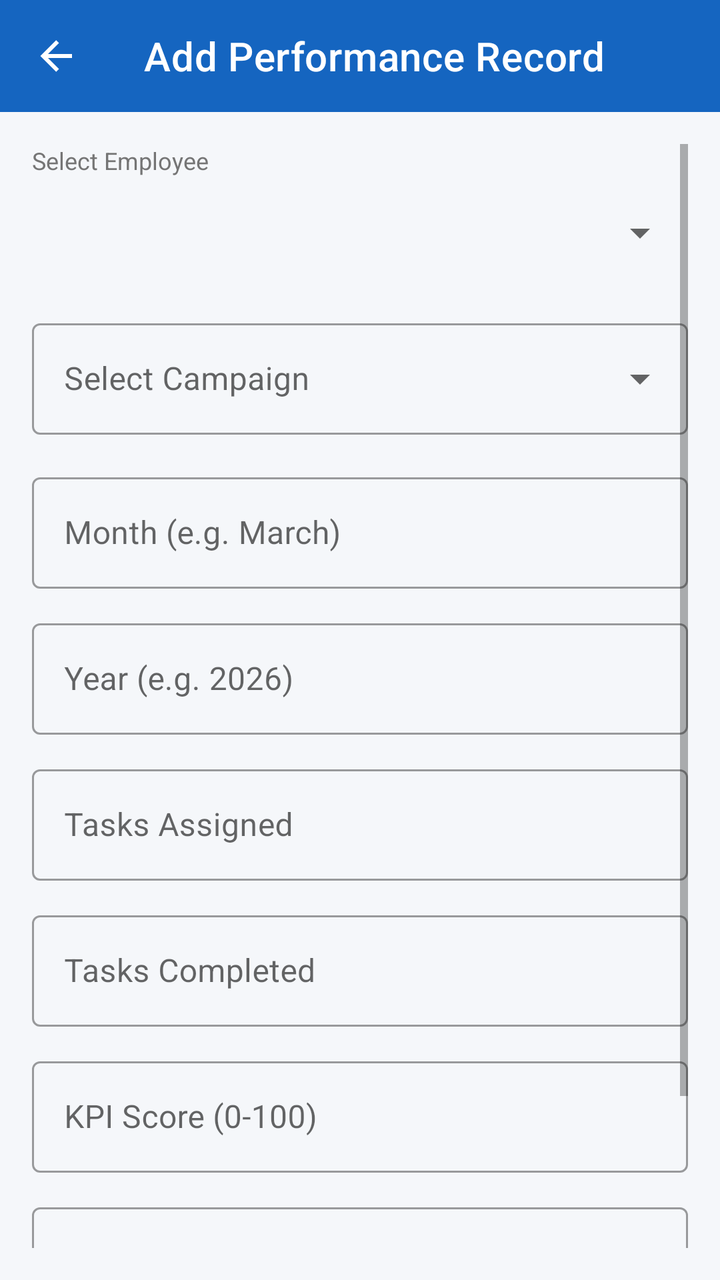
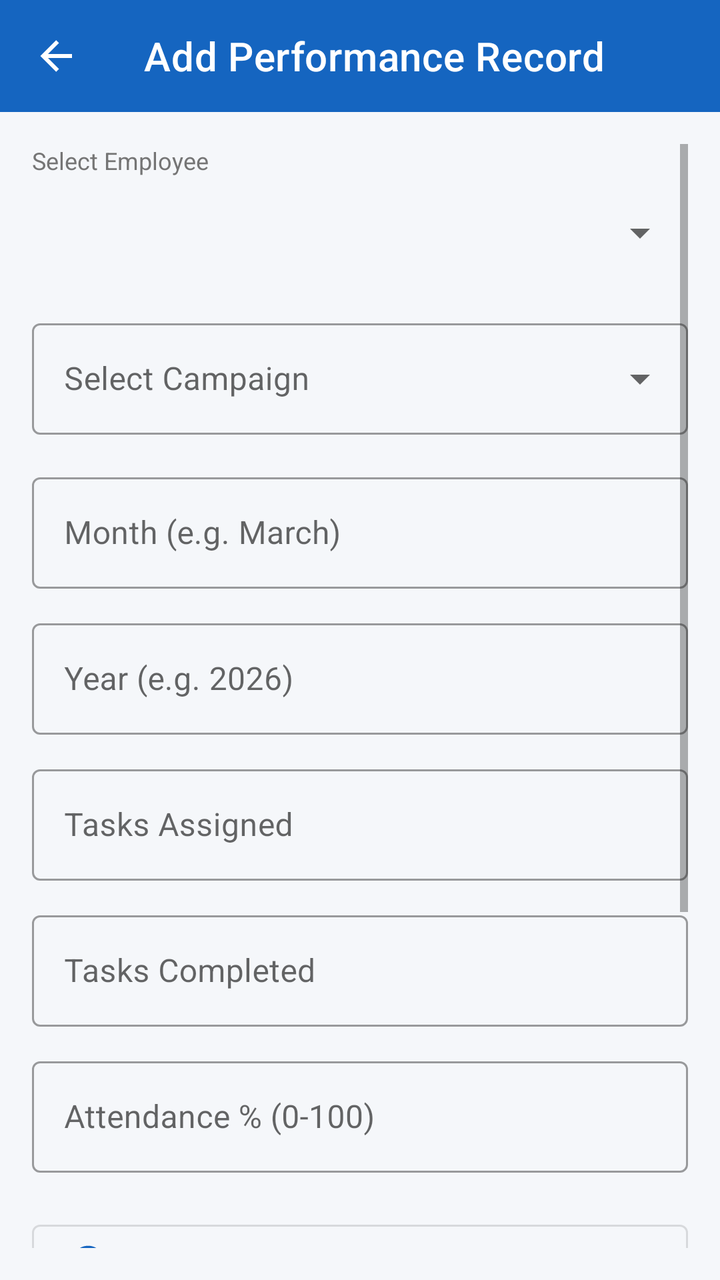

Compare the two renders of this Android layout. The source of the first and the diff that turns it into the second are given below.
<!-- AndroidManifest.xml: application theme Theme.WorkVerse -->
<!-- res/layout/activity_add_performance.xml -->
<?xml version="1.0" encoding="utf-8"?>
<LinearLayout xmlns:android="http://schemas.android.com/apk/res/android"
    xmlns:app="http://schemas.android.com/apk/res-auto"
    android:layout_width="match_parent"
    android:layout_height="match_parent"
    android:orientation="vertical"
    android:background="@color/background">

    <androidx.appcompat.widget.Toolbar
        android:id="@+id/toolbar"
        android:layout_width="match_parent"
        android:layout_height="?attr/actionBarSize"
        android:background="@color/primary"
        app:titleTextColor="@color/white"
        app:title="Add Performance Record"
        app:navigationIcon="@drawable/ic_back"/>

    <ScrollView
        android:layout_width="match_parent"
        android:layout_height="match_parent"
        android:padding="16dp">

        <LinearLayout
            android:layout_width="match_parent"
            android:layout_height="wrap_content"
            android:orientation="vertical">

            
            <TextView
                android:layout_width="wrap_content"
                android:layout_height="wrap_content"
                android:text="Select Employee"
                android:textColor="@color/text_secondary"
                android:textSize="12sp"
                android:layout_marginBottom="4dp"/>

            <Spinner
                android:id="@+id/spEmployee"
                android:layout_width="match_parent"
                android:layout_height="48dp"
                android:layout_marginBottom="16dp"/>

            
            <com.google.android.material.textfield.TextInputLayout
                style="@style/Widget.MaterialComponents.TextInputLayout.OutlinedBox.ExposedDropdownMenu"
                android:layout_width="match_parent"
                android:layout_height="wrap_content"
                android:layout_marginBottom="16dp">
                <AutoCompleteTextView
                    android:id="@+id/actCampaign"
                    android:layout_width="match_parent"
                    android:layout_height="wrap_content"
                    android:hint="Select Campaign"
                    android:inputType="none"/>
            </com.google.android.material.textfield.TextInputLayout>

            
            <com.google.android.material.textfield.TextInputLayout
                style="@style/Widget.MaterialComponents.TextInputLayout.OutlinedBox"
                android:layout_width="match_parent"
                android:layout_height="wrap_content"
                android:layout_marginBottom="12dp">
                <com.google.android.material.textfield.TextInputEditText
                    android:id="@+id/etMonth"
                    android:layout_width="match_parent"
                    android:layout_height="wrap_content"
                    android:hint="Month (e.g. March)"/>
            </com.google.android.material.textfield.TextInputLayout>

            
            <com.google.android.material.textfield.TextInputLayout
                style="@style/Widget.MaterialComponents.TextInputLayout.OutlinedBox"
                android:layout_width="match_parent"
                android:layout_height="wrap_content"
                android:layout_marginBottom="12dp">
                <com.google.android.material.textfield.TextInputEditText
                    android:id="@+id/etYear"
                    android:layout_width="match_parent"
                    android:layout_height="wrap_content"
                    android:hint="Year (e.g. 2026)"
                    android:inputType="number"/>
            </com.google.android.material.textfield.TextInputLayout>

            
            <com.google.android.material.textfield.TextInputLayout
                style="@style/Widget.MaterialComponents.TextInputLayout.OutlinedBox"
                android:layout_width="match_parent"
                android:layout_height="wrap_content"
                android:layout_marginBottom="12dp">
                <com.google.android.material.textfield.TextInputEditText
                    android:id="@+id/etTasksAssigned"
                    android:layout_width="match_parent"
                    android:layout_height="wrap_content"
                    android:hint="Tasks Assigned"
                    android:inputType="number"/>
            </com.google.android.material.textfield.TextInputLayout>

            
            <com.google.android.material.textfield.TextInputLayout
                style="@style/Widget.MaterialComponents.TextInputLayout.OutlinedBox"
                android:layout_width="match_parent"
                android:layout_height="wrap_content"
                android:layout_marginBottom="12dp">
                <com.google.android.material.textfield.TextInputEditText
                    android:id="@+id/etTasksCompleted"
                    android:layout_width="match_parent"
                    android:layout_height="wrap_content"
                    android:hint="Tasks Completed"
                    android:inputType="number"/>
            </com.google.android.material.textfield.TextInputLayout>

            
            <com.google.android.material.textfield.TextInputLayout
                style="@style/Widget.MaterialComponents.TextInputLayout.OutlinedBox"
                android:layout_width="match_parent"
                android:layout_height="wrap_content"
                android:layout_marginBottom="12dp">
                <com.google.android.material.textfield.TextInputEditText
                    android:id="@+id/etKpiScore"
                    android:layout_width="match_parent"
                    android:layout_height="wrap_content"
                    android:hint="KPI Score (0-100)"
                    android:inputType="numberDecimal"/>
            </com.google.android.material.textfield.TextInputLayout>

            
            <com.google.android.material.textfield.TextInputLayout
                style="@style/Widget.MaterialComponents.TextInputLayout.OutlinedBox"
                android:layout_width="match_parent"
                android:layout_height="wrap_content"
                android:layout_marginBottom="24dp">
                <com.google.android.material.textfield.TextInputEditText
                    android:id="@+id/etAttendance"
                    android:layout_width="match_parent"
                    android:layout_height="wrap_content"
                    android:hint="Attendance % (0-100)"
                    android:inputType="numberDecimal"/>
            </com.google.android.material.textfield.TextInputLayout>

            <Button
                android:id="@+id/btnSave"
                android:layout_width="match_parent"
                android:layout_height="50dp"
                android:text="SAVE PERFORMANCE RECORD"
                android:backgroundTint="@color/primary"
                android:textColor="@color/white"/>

            <ProgressBar
                android:id="@+id/progressBar"
                android:layout_width="wrap_content"
                android:layout_height="wrap_content"
                android:layout_gravity="center"
                android:visibility="gone"/>

        </LinearLayout>
    </ScrollView>
</LinearLayout>
<!-- resources referenced by this layout -->
<resources>
  <color name="background">#F5F7FA</color>
  <color name="primary">#1565C0</color>
  <color name="text_secondary">#757575</color>
  <color name="white">#FFFFFF</color>
  <!-- drawable ic_back (drawable) -->
  <?xml version="1.0" encoding="utf-8"?>
  <vector xmlns:android="http://schemas.android.com/apk/res/android" android:width="24dp" android:height="24dp" android:viewportWidth="24" android:viewportHeight="24">
      <path android:fillColor="#FFFFFF" android:pathData="M20,11V13H8L13.5,18.5L12.08,19.92L4.16,12L12.08,4.08L13.5,5.5L8,11H20Z"/>
  </vector>
  <style name="Theme.WorkVerse" parent="Theme.MaterialComponents.Light.NoActionBar">
          <item name="colorPrimary">@color/primary</item>
          <item name="colorPrimaryVariant">@color/primary_dark</item>
          <item name="colorOnPrimary">@color/white</item>
          <item name="colorSecondary">@color/accent</item>
          <item name="android:colorBackground">@color/background</item>
          <item name="android:statusBarColor">@color/primary_dark</item>
      </style>
  <color name="primary_dark">#0D47A1</color>
  <color name="accent">#FF8F00</color>
</resources>

<!-- the commit's change to res/layout/activity_add_performance.xml (unified diff, before → after) -->
@@ -25,7 +25,6 @@
             android:layout_height="wrap_content"
             android:orientation="vertical">
 
-            
             <TextView
                 android:layout_width="wrap_content"
                 android:layout_height="wrap_content"
@@ -35,12 +34,11 @@
                 android:layout_marginBottom="4dp"/>
 
             <Spinner
-                android:id="@+id/spEmployee"
+                android:id="@+id/spinnerEmployee"
                 android:layout_width="match_parent"
                 android:layout_height="48dp"
                 android:layout_marginBottom="16dp"/>
 
-            
             <com.google.android.material.textfield.TextInputLayout
                 style="@style/Widget.MaterialComponents.TextInputLayout.OutlinedBox.ExposedDropdownMenu"
                 android:layout_width="match_parent"
@@ -54,7 +52,6 @@
                     android:inputType="none"/>
             </com.google.android.material.textfield.TextInputLayout>
 
-            
             <com.google.android.material.textfield.TextInputLayout
                 style="@style/Widget.MaterialComponents.TextInputLayout.OutlinedBox"
                 android:layout_width="match_parent"
@@ -67,7 +64,6 @@
                     android:hint="Month (e.g. March)"/>
             </com.google.android.material.textfield.TextInputLayout>
 
-            
             <com.google.android.material.textfield.TextInputLayout
                 style="@style/Widget.MaterialComponents.TextInputLayout.OutlinedBox"
                 android:layout_width="match_parent"
@@ -81,7 +77,6 @@
                     android:inputType="number"/>
             </com.google.android.material.textfield.TextInputLayout>
 
-            
             <com.google.android.material.textfield.TextInputLayout
                 style="@style/Widget.MaterialComponents.TextInputLayout.OutlinedBox"
                 android:layout_width="match_parent"
@@ -95,7 +90,6 @@
                     android:inputType="number"/>
             </com.google.android.material.textfield.TextInputLayout>
 
-            
             <com.google.android.material.textfield.TextInputLayout
                 style="@style/Widget.MaterialComponents.TextInputLayout.OutlinedBox"
                 android:layout_width="match_parent"
@@ -109,6 +103,28 @@
                     android:inputType="number"/>
             </com.google.android.material.textfield.TextInputLayout>
 
+            <com.google.android.material.textfield.TextInputLayout
+                style="@style/Widget.MaterialComponents.TextInputLayout.OutlinedBox"
+                android:layout_width="match_parent"
+                android:layout_height="wrap_content"
+                android:layout_marginBottom="20dp">
+                <com.google.android.material.textfield.TextInputEditText
+                    android:id="@+id/etAttendance"
+                    android:layout_width="match_parent"
+                    android:layout_height="wrap_content"
+                    android:hint="Attendance % (0-100)"
+                    android:inputType="numberDecimal"/>
+            </com.google.android.material.textfield.TextInputLayout>
+
+            <Button
+                android:id="@+id/btnGenerateAi"
+                style="@style/Widget.MaterialComponents.Button.OutlinedButton"
+                android:layout_width="match_parent"
+                android:layout_height="50dp"
+                android:layout_marginBottom="16dp"
+                android:text="CALCULATE KPI WITH AI"
+                app:icon="@android:drawable/stat_notify_sync"/>
+
             
             <com.google.android.material.textfield.TextInputLayout
                 style="@style/Widget.MaterialComponents.TextInputLayout.OutlinedBox"
@@ -119,22 +135,27 @@
                     android:id="@+id/etKpiScore"
                     android:layout_width="match_parent"
                     android:layout_height="wrap_content"
-                    android:hint="KPI Score (0-100)"
-                    android:inputType="numberDecimal"/>
+                    android:hint="KPI Score (AI Calculated)"
+                    android:inputType="none"
+                    android:focusable="false"
+                    android:clickable="false"/>
             </com.google.android.material.textfield.TextInputLayout>
 
-            
             <com.google.android.material.textfield.TextInputLayout
                 style="@style/Widget.MaterialComponents.TextInputLayout.OutlinedBox"
                 android:layout_width="match_parent"
                 android:layout_height="wrap_content"
-                android:layout_marginBottom="24dp">
+                android:layout_marginBottom="20dp">
                 <com.google.android.material.textfield.TextInputEditText
-                    android:id="@+id/etAttendance"
+                    android:id="@+id/etAiInsight"
                     android:layout_width="match_parent"
                     android:layout_height="wrap_content"
-                    android:hint="Attendance % (0-100)"
-                    android:inputType="numberDecimal"/>
+                    android:hint="AI Performance Insight (Auto-generated)"
+                    android:gravity="top"
+                    android:minLines="2"
+                    android:inputType="none"
+                    android:focusable="false"
+                    android:clickable="false"/>
             </com.google.android.material.textfield.TextInputLayout>
 
             <Button
